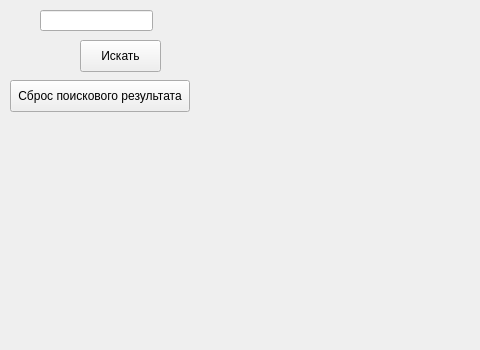
The window that files/ui.ui (kartash-me/yandex-maps) describes before a commit, drawn with Qt 5; both pictures show x 0 to 480 and y 100 to 450 of the 791 by 450 pixel window.
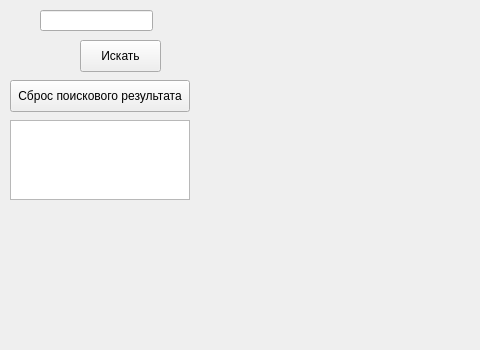
The same window after the commit.

Commit message: Lenin writes the text (task 8)

The edit to the form file:
```diff
--- a/files/ui.ui
+++ b/files/ui.ui
@@ -113,6 +113,16 @@
      <string>Сброс поискового результата</string>
     </property>
    </widget>
+   <widget class="QTextEdit" name="search_result">
+    <property name="geometry">
+     <rect>
+      <x>10</x>
+      <y>220</y>
+      <width>180</width>
+      <height>80</height>
+     </rect>
+    </property>
+   </widget>
   </widget>
  </widget>
  <resources/>
```
The commit also changes 1 other file.
